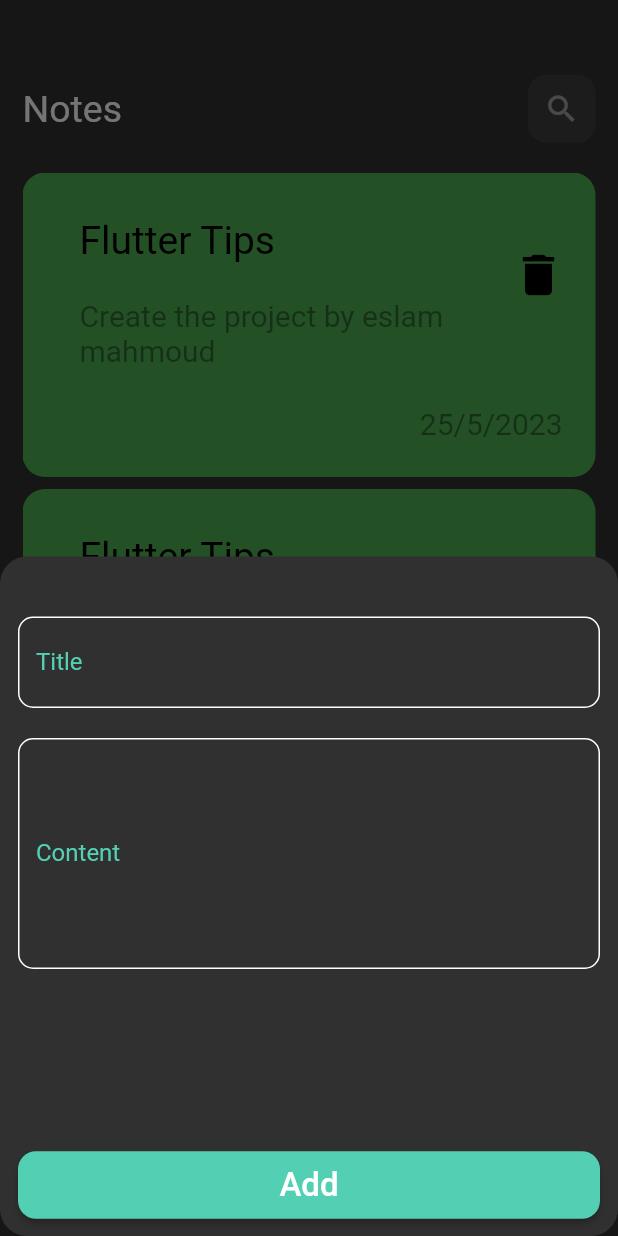
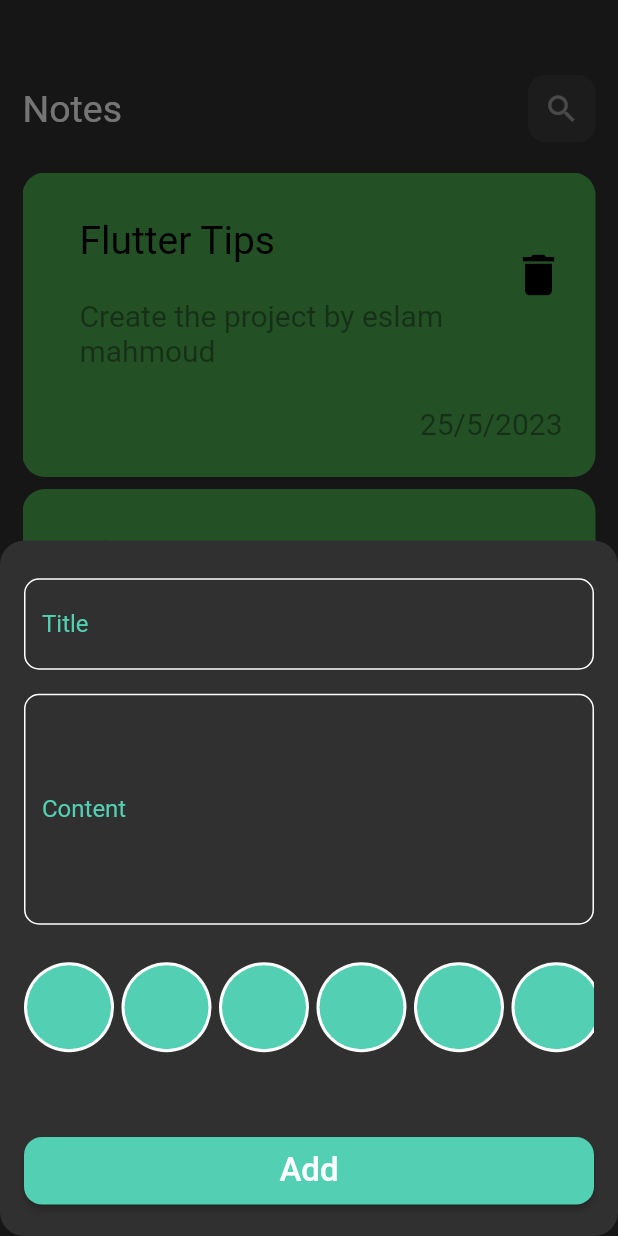
Before and after one commit to Eslam-mahmou/notes_app, a Flutter app: the screen it shows after launch, after a tap on the "add" icon, on a phone screen of 412 x 824 dp. Run offline on Flutter 3.47's test engine with Material 2 defaults, Android fonts, the phone set to English and light mode, and no system bars.

Commit message:
AddNoteForm

```diff
--- a/lib/components/AddButton.dart
+++ b/lib/components/AddButton.dart
@@ -2,11 +2,13 @@ import 'package:flutter/material.dart';
 import 'package:notes_app_test/constant/constant.dart';
 
 class AddButton extends StatelessWidget {
-  const AddButton({super.key});
-
+  const AddButton({super.key,required this.onPressed});
+final void Function() onPressed;
   @override
   Widget build(BuildContext context) {
-    return ElevatedButton(
+    return Padding(
+      padding: const EdgeInsets.only(bottom: 10),
+      child: ElevatedButton(
         style: ElevatedButton.styleFrom(
           primary: kColor,
           shape: RoundedRectangleBorder(
@@ -16,13 +18,12 @@ class AddButton extends StatelessWidget {
           minimumSize: Size(MediaQuery.of(context).size.width,
           45),
         ),
-     onPressed: (){
-
-    },
+       onPressed: onPressed,
        child:const Text('Add',
        style: TextStyle(
         fontSize: 22
        ),),
+      ),
     );
   }
 }
--- a/lib/components/AddNote.dart
+++ b/lib/components/AddNote.dart
@@ -1,38 +1,13 @@
 import 'package:flutter/material.dart';
-import 'package:notes_app_test/components/AddButton.dart';
-import 'package:notes_app_test/components/CustomTextField.dart';
+import 'package:notes_app_test/components/AddNoteForm.dart';
 
 class AddNote extends StatelessWidget {
   const AddNote({super.key});
 
   @override
   Widget build(BuildContext context) {
-    return Padding(
-      padding: const EdgeInsets.symmetric(horizontal: 12),
-      child: SingleChildScrollView(
-        child: Column(
-          children:const [
-            SizedBox(
-              height: 40,
-            ),
-           CustomTextField(labelText: 'Title', text: 'Title', maxLines: 1),
-            SizedBox(
-              height: 20,
-            ),
-             CustomTextField(labelText: 'Content', text: 'Content', maxLines: 6),
-
-          SizedBox(
-            height: 120,
-          ),
-          AddButton(),
-
-          SizedBox(
-            height: 10,
-          ),
-
-          ],
-        ),
-      ),
+    return SingleChildScrollView(
+      child: AddNoteForm()
     );
   }
 }
--- /dev/null
+++ b/lib/components/AddNoteForm.dart
@@ -0,0 +1,74 @@
+import 'package:flutter/cupertino.dart';
+
+import 'AddButton.dart';
+import 'CustomTextField.dart';
+import 'itemColor.dart';
+
+class AddNoteForm extends StatefulWidget {
+  const AddNoteForm({super.key});
+
+  @override
+  State<AddNoteForm> createState() => _AddNoteFormState();
+}
+
+class _AddNoteFormState extends State<AddNoteForm> {
+ String? title,subtitle,date;
+int? color;
+  GlobalKey <FormState> formKey=GlobalKey();
+  AutovalidateMode autovalidateMode=AutovalidateMode.disabled;
+  @override
+  Widget build(BuildContext context) {
+    return Form(
+        key: formKey,
+        autovalidateMode: autovalidateMode,
+        child: Padding(
+          padding: const EdgeInsets.symmetric(horizontal: 16),
+          child: Column(
+            children: [
+            const  SizedBox(
+                height: 25,
+              ),
+             CustomTextField(
+              onSaved: (value){
+              title=value;
+              },
+              labelText: 'Title', text: 'Title', maxLines: 1),
+             const  SizedBox(
+                height: 16,
+              ),
+               CustomTextField(
+                onSaved: (value){
+                  subtitle=value;
+                },
+                labelText: 'Content', text: 'Content', maxLines: 6),
+        const     SizedBox(
+              height: 20,
+             ),
+       const      SizedBox(
+              height: 70,
+              child: ColorsListView()),
+          const   SizedBox(
+              height: 50,
+            ),
+            AddButton(
+              onPressed: (){
+                if(formKey.currentState!.validate()){
+
+
+                  formKey.currentState!.save();
+
+                }
+
+              },
+
+            ),
+                  SizedBox(
+              height: 16,
+            ),
+
+            ],
+          ),
+        ),
+      );
+  }
+}
--- a/lib/components/CustomTextField.dart
+++ b/lib/components/CustomTextField.dart
@@ -2,12 +2,19 @@ import 'package:flutter/material.dart';
 import 'package:notes_app_test/constant/constant.dart';
 
 class CustomTextField extends StatelessWidget {
-  const CustomTextField({super.key,required this.labelText,required this.text,required this.maxLines});
+  const CustomTextField({super.key,required this.labelText,required this.text,required this.maxLines, this.onSaved});
  final String text ,labelText;
  final int maxLines;
+final void Function(String?)? onSaved;
   @override
   Widget build(BuildContext context) {
-    return TextField(
+    return TextFormField(
+        onSaved:onSaved ,
+         validator: (value) {
+           if(value ==Null){
+            return 'field is required';
+           }
+         },
       cursorColor:kColor,
       maxLines: maxLines,
   decoration: InputDecoration(
--- a/lib/components/itemColor.dart
+++ b/lib/components/itemColor.dart
@@ -1,10 +1,37 @@
 import 'package:flutter/material.dart';
+import 'package:notes_app_test/constant/constant.dart';
 
 class ItemColor extends StatelessWidget {
   const ItemColor({super.key});
 
   @override
   Widget build(BuildContext context) {
-    return CircleAvatar();
+    return CircleAvatar(
+        radius: 30,
+        backgroundColor: Colors.white,
+      child:  CircleAvatar(
+        radius: 28 ,
+        backgroundColor: kColor,
+      ),
+    );
   }
 }
+
+class ColorsListView extends StatelessWidget {
+  const ColorsListView({super.key});
+
+  @override
+  Widget build(BuildContext context) {
+    return ListView.builder(
+
+    itemCount: 10,
+    scrollDirection: Axis.horizontal,
+    itemBuilder: (context,index){
+
+   return Padding(
+     padding: const EdgeInsets.only(right: 5),
+     child: ItemColor(),
+   );
+    });
+  }
+}
--- /dev/null
+++ b/lib/models/notes_models.dart
@@ -0,0 +1,12 @@
+
+
+
+class NotesModels{
+  final String title;
+  final String subtitle;
+ final String date;
+ final int color;
+
+NotesModels({required this.color,required this.date,required this.subtitle,required this.title});
+
+}
--- a/lib/screens/HomePage.dart
+++ b/lib/screens/HomePage.dart
@@ -9,11 +9,14 @@ class HomePage extends StatelessWidget {
   Widget build(BuildContext context) {
     return  Scaffold(
     floatingActionButton: FloatingActionButton(onPressed: (){
-    showModalBottomSheet(context: context, builder: (context){
+    showModalBottomSheet(
+
+      context: context, builder: (context){
       return const AddNote();
     },
     shape:RoundedRectangleBorder(
-      borderRadius: BorderRadius.circular(18),
+
+      borderRadius: BorderRadius.circular(16),
     )
     );
     },
```
Also changed, not shown: lib/screens/editNotes.dart (+8 -1 lines). Lines whose indentation alone changed are shown as unchanged.
